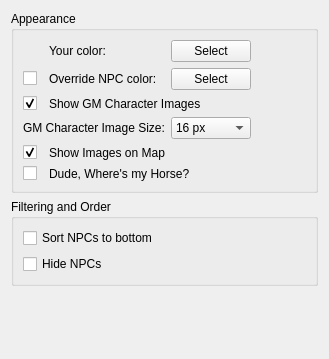
Above: src/preferences/grouppage.ui from MUME/MMapper before the change. Below: the same form after it.
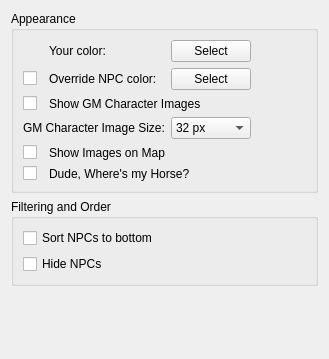
That is the form after the change.

Diff of the .ui file:
```diff
--- a/src/preferences/grouppage.ui
+++ b/src/preferences/grouppage.ui
@@ -40,11 +40,14 @@
       </item>
       <item row="4" column="0">
        <widget class="QCheckBox" name="showMapTokensCheckbox">
+        <property name="enabled">
+         <bool>true</bool>
+        </property>
         <property name="text">
          <string/>
         </property>
         <property name="checked">
-         <bool>true</bool>
+         <bool>false</bool>
         </property>
        </widget>
       </item>
@@ -80,11 +83,14 @@
       </item>
       <item row="2" column="0">
        <widget class="QCheckBox" name="showTokensCheckbox">
+        <property name="enabled">
+         <bool>true</bool>
+        </property>
         <property name="text">
          <string/>
         </property>
         <property name="checked">
-         <bool>true</bool>
+         <bool>false</bool>
         </property>
        </widget>
       </item>
@@ -132,6 +138,9 @@
       </item>
       <item row="3" column="2">
        <widget class="QComboBox" name="tokenSizeComboBox">
+        <property name="currentIndex">
+         <number>1</number>
+        </property>
         <item>
          <property name="text">
           <string>16 px</string>
```
